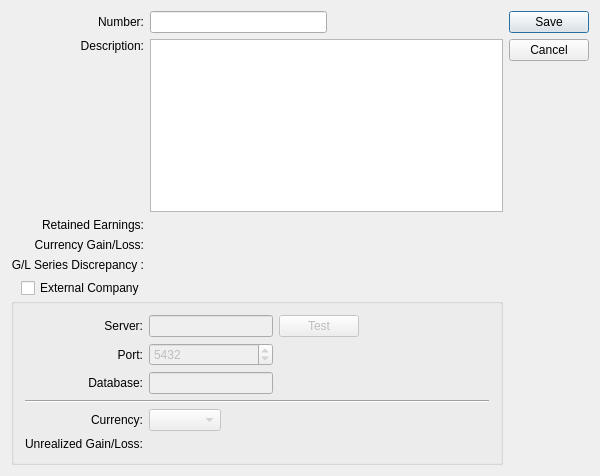
This is guiclient/company.ui in Pegasus-RPG/xtuple-client as Qt 5 draws it before an edit. The edited form follows.
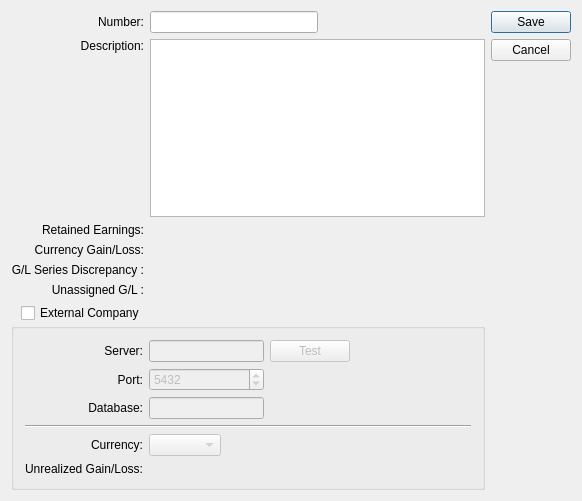
This is the edited form. Custom widgets are drawn as their Qt base class.

Commit message: Issue #20982: Additional configuration for unassigned GL accounts scenarios

The edit to the form file:
```diff
--- a/guiclient/company.ui
+++ b/guiclient/company.ui
@@ -13,8 +13,8 @@
    <rect>
     <x>0</x>
     <y>0</y>
-    <width>600</width>
-    <height>476</height>
+    <width>582</width>
+    <height>501</height>
    </rect>
   </property>
   <property name="windowTitle">
@@ -83,7 +83,7 @@
    <item row="1" column="1">
     <widget class="XTextEdit" name="_descrip"/>
    </item>
-   <item row="5" column="0" colspan="2">
+   <item row="6" column="0" colspan="2">
     <layout class="QVBoxLayout" name="verticalLayout">
      <property name="spacing">
       <number>0</number>
@@ -321,6 +321,19 @@
      </property>
     </widget>
    </item>
+   <item row="5" column="0">
+    <widget class="QLabel" name="_unassignedLit">
+     <property name="text">
+      <string>Unassigned G/L :</string>
+     </property>
+     <property name="alignment">
+      <set>Qt::AlignRight|Qt::AlignTrailing|Qt::AlignVCenter</set>
+     </property>
+    </widget>
+   </item>
+   <item row="5" column="1">
+    <widget class="GLCluster" name="_unassigned"/>
+   </item>
   </layout>
  </widget>
  <layoutdefault spacing="6" margin="11"/>
```
Left out of the diff: 30 changed lines with no effect on the pictures. The commit also changes 1 other file.
